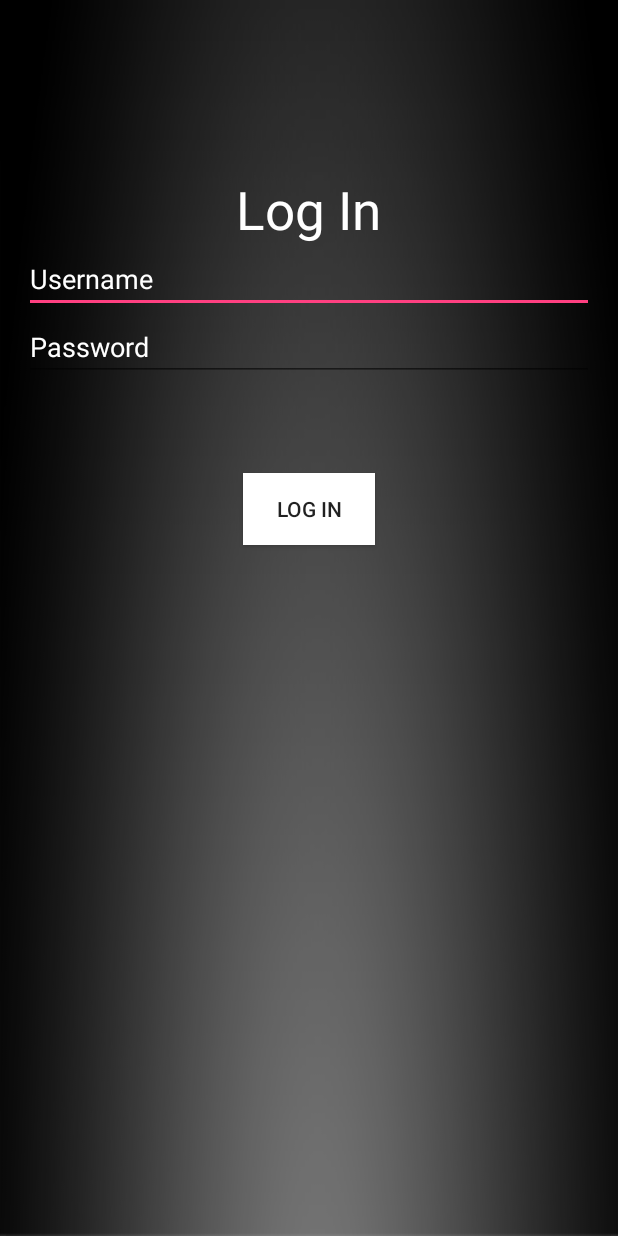
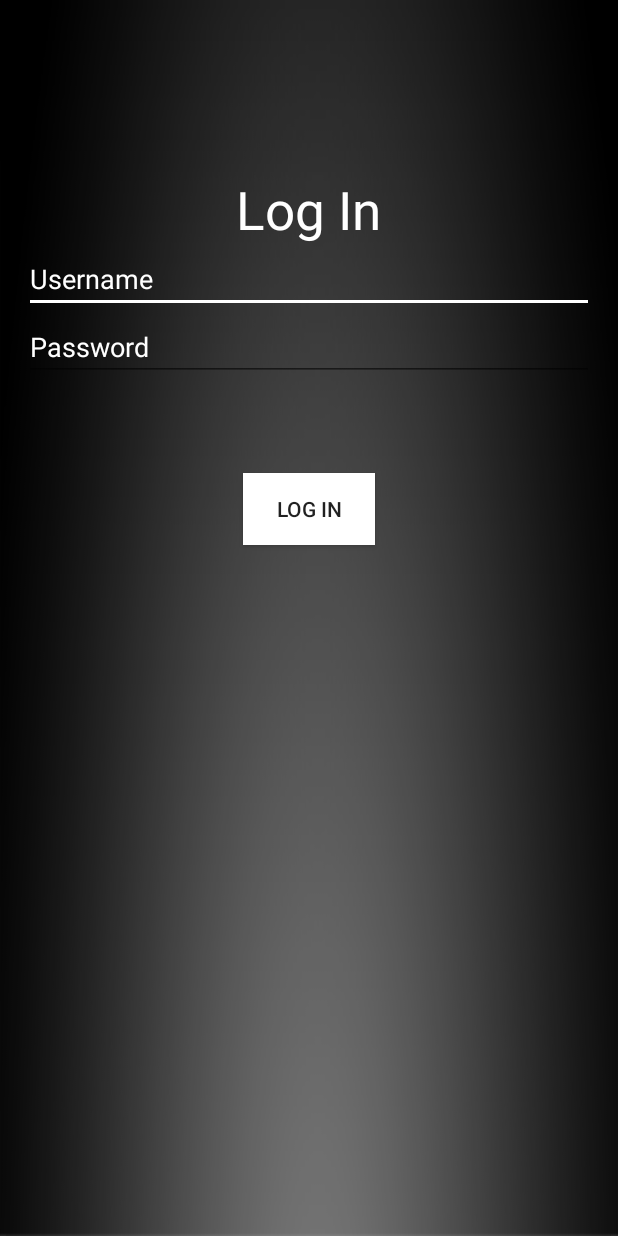
Before and after one commit to Voidbezdagon/android-420, an Android app: the screen it shows after launch (login), on a phone screen of 412 x 824 dp. Run offline under Robolectric (Android 15) with nearby library versions, the phone set to English and light mode, and no system bars; our stand-ins replace Volley.

Commit message:
Color on login changed

```diff
--- a/app/src/main/res/values/colors.xml
+++ b/app/src/main/res/values/colors.xml
@@ -2,5 +2,5 @@
 <resources>
     <color name="colorPrimary">#333333</color>
     <color name="colorPrimaryDark">#000000</color>
-    <color name="colorAccent">#FF4081</color>
+    <color name="colorAccent">#FFFFFF</color>
 </resources>
```
